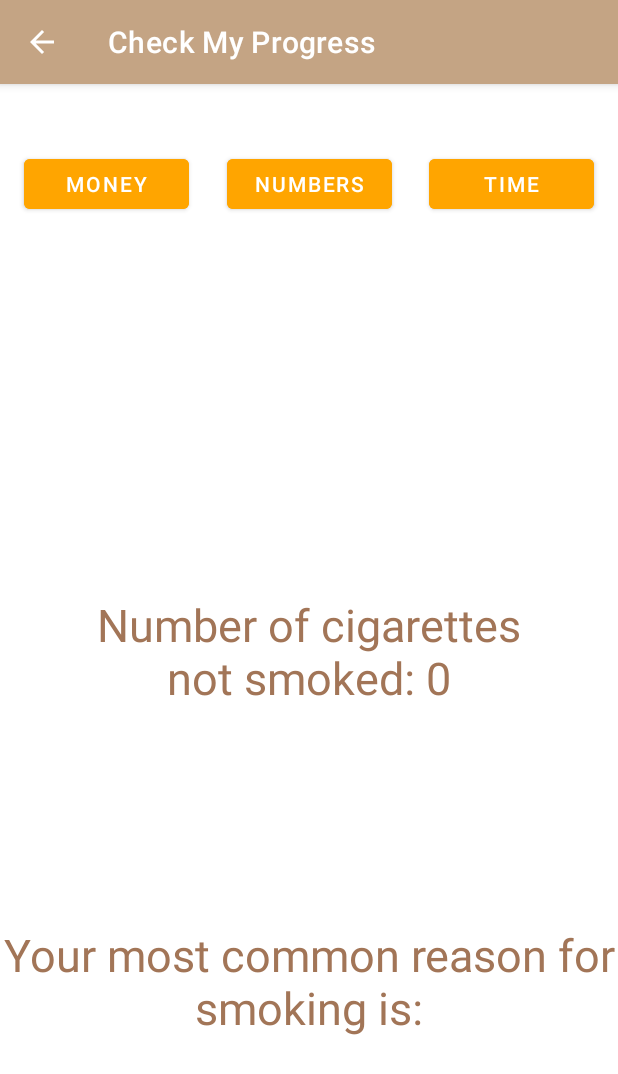
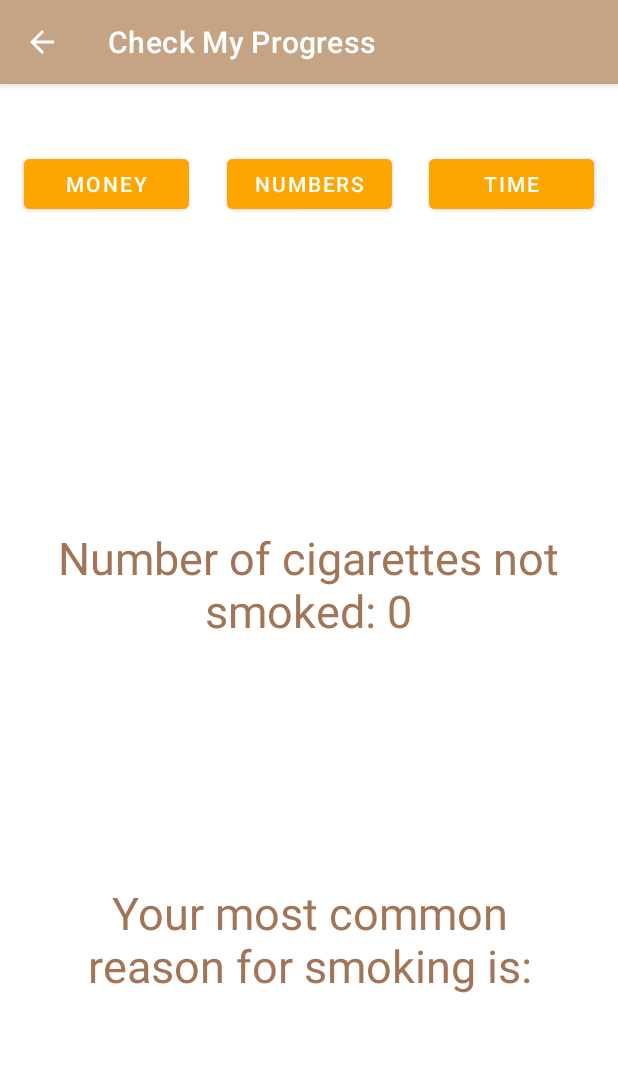
Before and after one commit to BenPare/Nicotine-Knock-App, an Android app: the fragment NumericFragment placed in its activity, on a phone screen of 412 x 824 dp. Shown: the top 1074 px of the screen. Run offline under Robolectric (Android 15) with nearby library versions, the phone set to English and light mode, and no system bars.

Commit message:
gave each textbox in the analytics fragments uniform width and heights

```diff
--- a/app/src/main/res/layout/moneyfragment.xml
+++ b/app/src/main/res/layout/moneyfragment.xml
@@ -23,8 +23,8 @@
 
     <TextView
         android:id="@+id/customMoneyText"
-        android:layout_width="312dp"
-        android:layout_height="147dp"
+        android:layout_width="334dp"
+        android:layout_height="177dp"
         android:text="Money saved based on custom specified brand of cigarette:"
         android:textColor="#A27557"
         android:textSize="30sp"
--- a/app/src/main/res/layout/numericfragment.xml
+++ b/app/src/main/res/layout/numericfragment.xml
@@ -8,8 +8,8 @@
 
     <TextView
         android:id="@+id/smokeTimeText"
-        android:layout_width="298dp"
-        android:layout_height="88dp"
+        android:layout_width="334dp"
+        android:layout_height="177dp"
         android:layout_gravity="center_horizontal"
         android:text="Number of cigarettes not smoked:"
         android:textAlignment="center"
@@ -23,8 +23,8 @@
 
     <TextView
         android:id="@+id/textView4"
-        android:layout_width="wrap_content"
-        android:layout_height="wrap_content"
+        android:layout_width="334dp"
+        android:layout_height="177dp"
         android:text="Your most common reason for smoking is:"
         android:textAlignment="center"
         android:textColor="#A27557"
```
Also changed, not shown: app/src/main/res/layout/timefragment.xml (+4 -4 lines).
